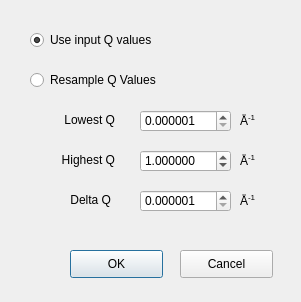
Old version of the form src/sas/qtgui/Perspectives/Corfunc/UI/SaveExtrapolated.ui in the repository SasView/sasview.
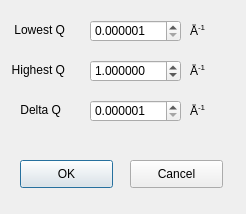
New version of the form.

Commit message: Removed original/new values options from save extrapolation

```diff
--- a/src/sas/qtgui/Perspectives/Corfunc/UI/SaveExtrapolated.ui
+++ b/src/sas/qtgui/Perspectives/Corfunc/UI/SaveExtrapolated.ui
@@ -6,47 +6,18 @@
    <rect>
     <x>0</x>
     <y>0</y>
-    <width>301</width>
-    <height>302</height>
+    <width>246</width>
+    <height>214</height>
    </rect>
   </property>
   <property name="windowTitle">
    <string>Dialog</string>
   </property>
-  <widget class="QRadioButton" name="originalQ">
-   <property name="geometry">
-    <rect>
-     <x>30</x>
-     <y>30</y>
-     <width>141</width>
-     <height>20</height>
-    </rect>
-   </property>
-   <property name="text">
-    <string>Use input Q values</string>
-   </property>
-   <property name="checked">
-    <bool>true</bool>
-   </property>
-  </widget>
-  <widget class="QRadioButton" name="resampleQ">
-   <property name="geometry">
-    <rect>
-     <x>30</x>
-     <y>70</y>
-     <width>151</width>
-     <height>20</height>
-    </rect>
-   </property>
-   <property name="text">
-    <string>Resample Q Values</string>
-   </property>
-  </widget>
   <widget class="QDoubleSpinBox" name="spnLow">
    <property name="geometry">
     <rect>
-     <x>140</x>
-     <y>110</y>
+     <x>90</x>
+     <y>20</y>
      <width>91</width>
      <height>22</height>
     </rect>
@@ -64,8 +35,8 @@
   <widget class="QDoubleSpinBox" name="spnHigh">
    <property name="geometry">
     <rect>
-     <x>140</x>
-     <y>150</y>
+     <x>90</x>
+     <y>60</y>
      <width>91</width>
      <height>22</height>
     </rect>
@@ -86,8 +57,8 @@
   <widget class="QDoubleSpinBox" name="spnDelta">
    <property name="geometry">
     <rect>
-     <x>140</x>
-     <y>190</y>
+     <x>90</x>
+     <y>100</y>
      <width>91</width>
      <height>22</height>
     </rect>
@@ -105,8 +76,8 @@
   <widget class="QLabel" name="lblLow">
    <property name="geometry">
     <rect>
-     <x>44</x>
-     <y>110</y>
+     <x>-6</x>
+     <y>20</y>
      <width>71</width>
      <height>20</height>
     </rect>
@@ -121,8 +92,8 @@
   <widget class="QLabel" name="lblHigh">
    <property name="geometry">
     <rect>
-     <x>44</x>
-     <y>150</y>
+     <x>-6</x>
+     <y>60</y>
      <width>71</width>
      <height>20</height>
     </rect>
@@ -137,8 +108,8 @@
   <widget class="QLabel" name="lblDelta">
    <property name="geometry">
     <rect>
-     <x>40</x>
-     <y>190</y>
+     <x>-10</x>
+     <y>100</y>
      <width>71</width>
      <height>20</height>
     </rect>
@@ -153,8 +124,8 @@
   <widget class="QLabel" name="units1">
    <property name="geometry">
     <rect>
-     <x>240</x>
-     <y>110</y>
+     <x>190</x>
+     <y>20</y>
      <width>15</width>
      <height>22</height>
     </rect>
@@ -166,8 +137,8 @@
   <widget class="QLabel" name="units2">
    <property name="geometry">
     <rect>
-     <x>240</x>
-     <y>150</y>
+     <x>190</x>
+     <y>60</y>
      <width>15</width>
      <height>22</height>
     </rect>
@@ -179,8 +150,8 @@
   <widget class="QLabel" name="units3">
    <property name="geometry">
     <rect>
-     <x>240</x>
-     <y>190</y>
+     <x>190</x>
+     <y>100</y>
      <width>15</width>
      <height>22</height>
     </rect>
@@ -192,8 +163,8 @@
   <widget class="QPushButton" name="cmdOK">
    <property name="geometry">
     <rect>
-     <x>70</x>
-     <y>250</y>
+     <x>20</x>
+     <y>160</y>
      <width>93</width>
      <height>28</height>
     </rect>
@@ -205,8 +176,8 @@
   <widget class="QPushButton" name="cmdCancel">
    <property name="geometry">
     <rect>
-     <x>180</x>
-     <y>250</y>
+     <x>130</x>
+     <y>160</y>
      <width>93</width>
      <height>28</height>
     </rect>
```
The commit also changes 1 other file.
